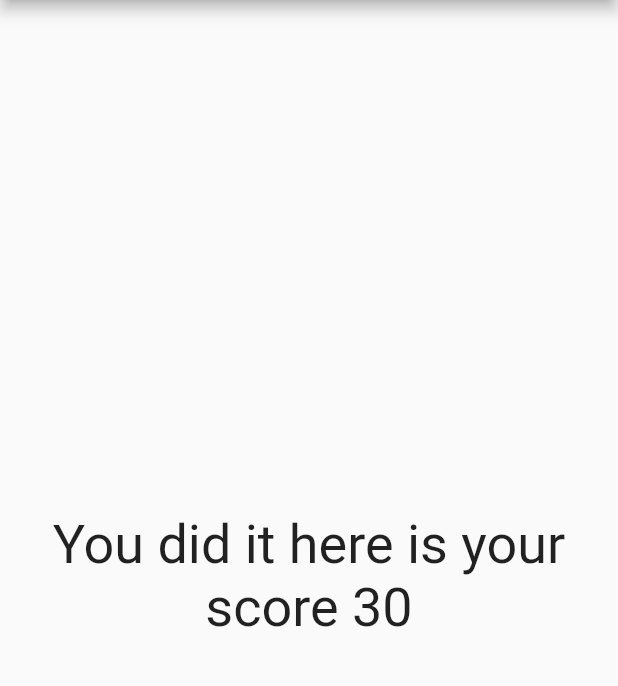
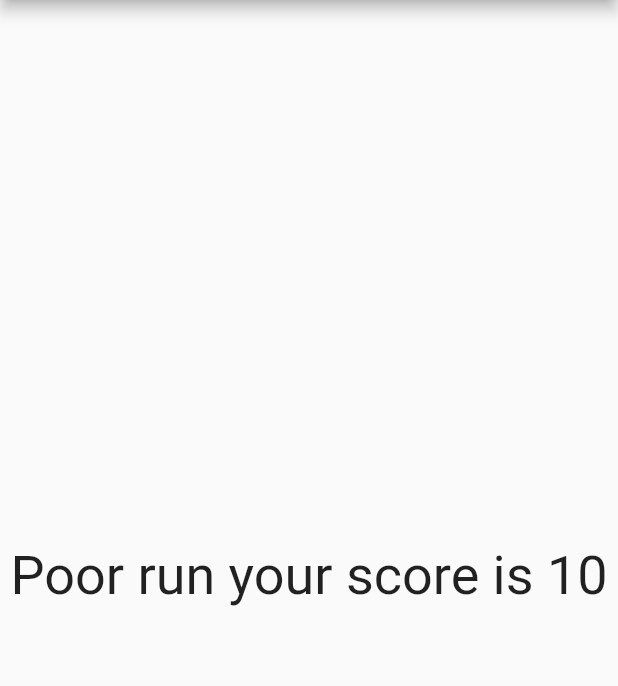
Before and after one commit to gwabstech/Quiz_app_1, a Flutter app: the screen it shows after launch, after a tap on "Abubakar", after a tap on "30", after a tap on "Aliyu", on a phone screen of 412 x 824 dp, the part 84-770 px from its top. Run offline on Flutter 3.47's test engine with Material 2 defaults, Android fonts, the phone set to English and light mode, and no system bars.

Commit message:
done with result

```diff
--- a/lib/main.dart
+++ b/lib/main.dart
@@ -36,11 +36,12 @@ class _MyAppState extends State<MyApp> {
   ];
 
   void _answerQuestions(String answer) {
-    ;
-    if (answer == _questions[_questionIndex]['answer']) {
-      _scores = _scores + 10;
-    }
     setState(() {
+      if (answer == _questions[_questionIndex]['answer']) {
+        _scores += 10;
+        print(_scores);
+      }
+
       _questionIndex = _questionIndex + 1;
     });
   }
--- a/lib/quiz.dart
+++ b/lib/quiz.dart
@@ -15,7 +15,7 @@ class Quiz extends StatelessWidget {
         Question(questions[qIndex]['questionText'] as String),
         ...(questions[qIndex]['options'] as List<String>).map((options) {
           return Answer(
-              selectHandler: () => answerQuestion(questions[qIndex]['answer']),
+              selectHandler: () => answerQuestion(options),
               answerText: options);
         }).toList()
       ],
--- a/lib/result.dart
+++ b/lib/result.dart
@@ -5,11 +5,21 @@ class Result extends StatelessWidget {
 
   const Result(this.score, {super.key});
 
+  String get finishText {
+    var resultText = 'You did it here is your score $score';
+    if (score < 30) {
+      resultText = 'Poor run your score is $score';
+    }
+    return resultText;
+  }
+
+// getters
+
   @override
   Widget build(BuildContext context) {
     return Center(
       child: Text(
-        'You did it here is your score $score',
+        finishText,
         style: TextStyle(fontSize: 36),
         textAlign: TextAlign.center,
       ),
```
